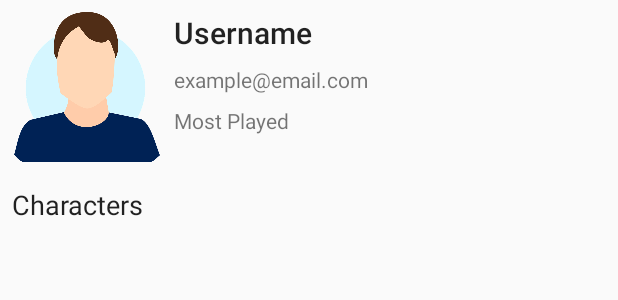
After one commit to FcoAlvarez91/App_Movil_LOT5, an Android app: the layout fragment_profile.xml on its own in the app's theme, with its tools: preview values and no code run, on a phone screen of 412 x 824 dp. The commit adds this screen. Shown: the top 300 px of the screen. Run offline under Robolectric (Android 15) with nearby library versions, the phone set to English and light mode, and no system bars.

Commit message:
Profile added.

```diff
--- /dev/null
+++ b/app/src/main/res/layout/fragment_profile.xml
@@ -0,0 +1,75 @@
+<?xml version="1.0" encoding="utf-8"?>
+<android.support.constraint.ConstraintLayout xmlns:android="http://schemas.android.com/apk/res/android"
+    xmlns:app="http://schemas.android.com/apk/res-auto"
+    xmlns:tools="http://schemas.android.com/tools"
+    android:layout_width="match_parent"
+    android:layout_height="match_parent"
+    tools:context=".fragments.ProfileFragment">
+
+    <!-- TODO: Update blank fragment layout -->
+
+    <TextView
+        android:id="@+id/textView18"
+        android:layout_width="wrap_content"
+        android:layout_height="wrap_content"
+        android:layout_marginStart="8dp"
+        android:text="Username"
+        android:textAppearance="@style/TextAppearance.AppCompat.Title"
+        app:layout_constraintStart_toEndOf="@+id/imageView"
+        app:layout_constraintTop_toTopOf="@+id/imageView" />
+
+    <ImageView
+        android:id="@+id/imageView"
+        android:layout_width="100dp"
+        android:layout_height="100dp"
+        android:layout_marginStart="8dp"
+        android:layout_marginTop="8dp"
+        android:src="@drawable/profile"
+        app:layout_constraintStart_toStartOf="parent"
+        app:layout_constraintTop_toTopOf="parent" />
+
+    <TextView
+        android:id="@+id/profile_email"
+        android:layout_width="wrap_content"
+        android:layout_height="wrap_content"
+        android:layout_marginStart="8dp"
+        android:layout_marginTop="8dp"
+        android:text="example@email.com"
+        app:layout_constraintStart_toEndOf="@+id/imageView"
+        app:layout_constraintTop_toBottomOf="@+id/textView18" />
+
+    <ListView
+        android:id="@+id/character_list"
+        android:layout_width="0dp"
+        android:layout_height="0dp"
+        android:layout_marginBottom="8dp"
+        android:layout_marginEnd="8dp"
+        android:layout_marginStart="8dp"
+        android:layout_marginTop="8dp"
+        app:layout_constraintBottom_toBottomOf="parent"
+        app:layout_constraintEnd_toEndOf="parent"
+        app:layout_constraintStart_toStartOf="parent"
+        app:layout_constraintTop_toBottomOf="@+id/textView20" />
+
+    <TextView
+        android:id="@+id/textView20"
+        android:layout_width="wrap_content"
+        android:layout_height="wrap_content"
+        android:layout_marginStart="8dp"
+        android:layout_marginTop="16dp"
+        android:text="Characters"
+        android:textAppearance="@style/TextAppearance.AppCompat.Headline"
+        android:textSize="18sp"
+        app:layout_constraintStart_toStartOf="parent"
+        app:layout_constraintTop_toBottomOf="@+id/imageView" />
+
+    <TextView
+        android:id="@+id/textView21"
+        android:layout_width="wrap_content"
+        android:layout_height="wrap_content"
+        android:layout_marginStart="8dp"
+        android:layout_marginTop="8dp"
+        android:text="Most Played"
+        app:layout_constraintStart_toEndOf="@+id/imageView"
+        app:layout_constraintTop_toBottomOf="@+id/profile_email" />
+</android.support.constraint.ConstraintLayout>
```
Also changed, not shown: app/src/main/java/montero/app_movil_lot5/MainActivity.java (+11 -1 lines), app/src/main/java/montero/app_movil_lot5/fragments/CharacterFragment.java (added, +31 -0 lines), app/src/main/java/montero/app_movil_lot5/fragments/ProfileFragment.java (renamed from app/src/main/java/montero/app_movil_lot5/CharacterFragment.java, +5 -4 lines), app/src/main/res/drawable/ic_world.xml (added, +9 -0 lines), app/src/main/res/layout/fragment_character.xml (+3 -7 lines), app/src/main/res/layout/fragment_stats_rules.xml (+6 -2 lines), app/src/main/res/menu/menu.xml (+4 -4 lines), app/src/main/res/drawable/profile.png (added).
